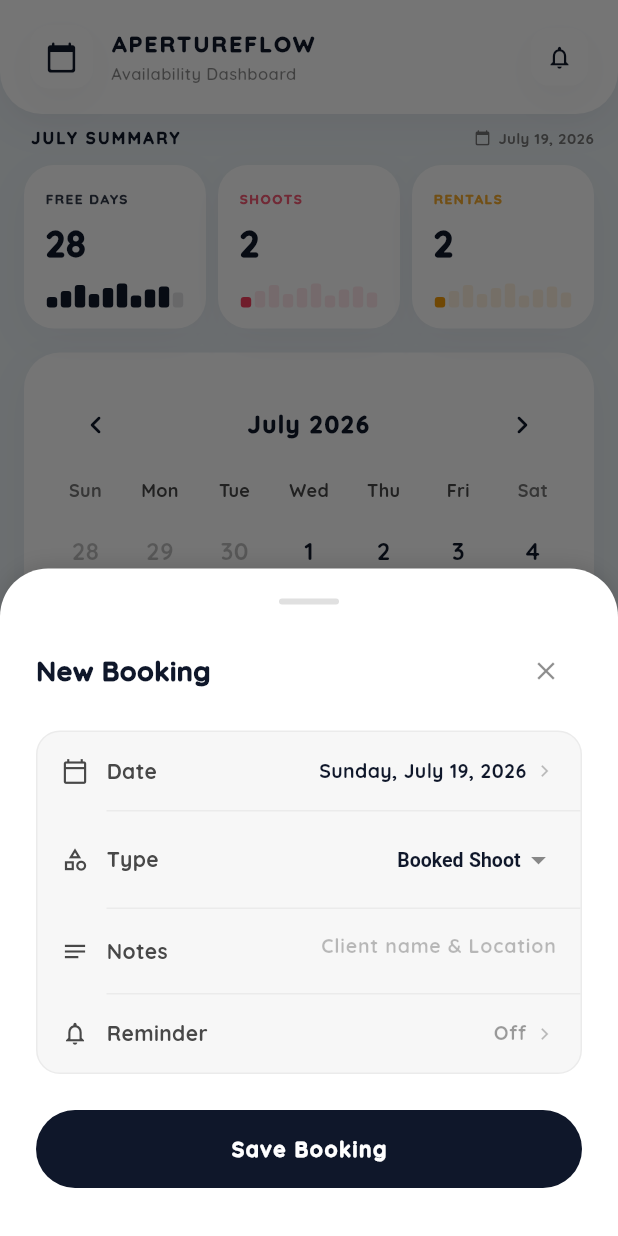
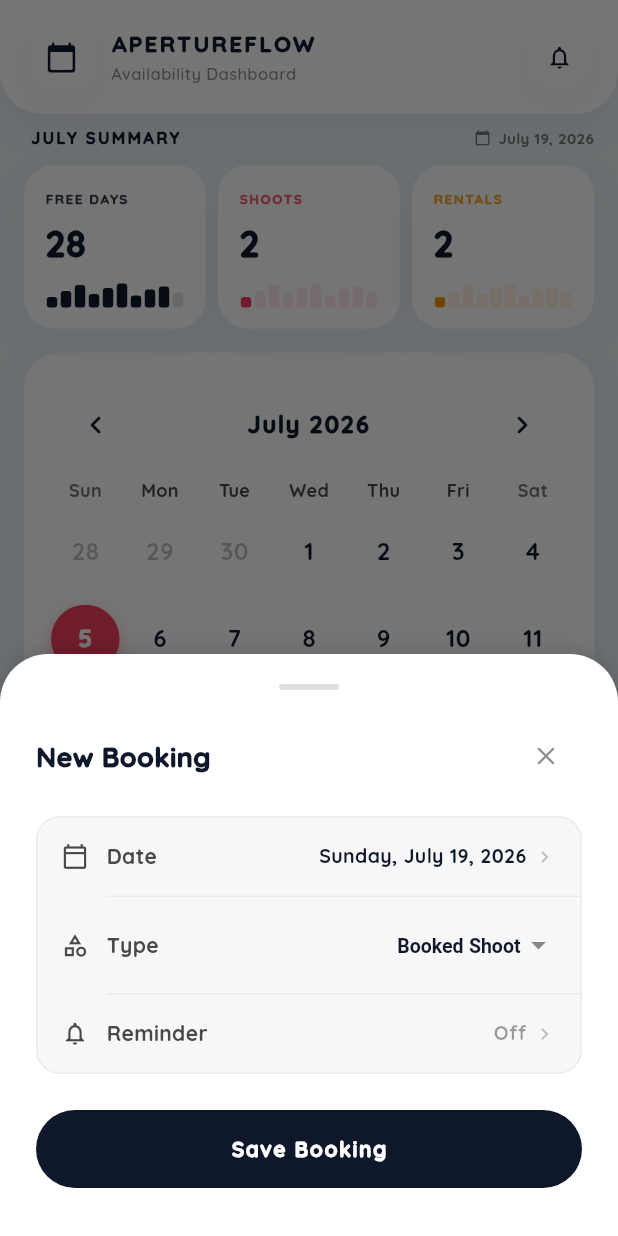
Before and after one commit to EdirithanthiriTharushaKawshalya/apertureflow, a Flutter app: the screen it shows after launch, after a tap on "NEW BOOKING", on a phone screen of 412 x 824 dp. Run offline on Flutter 3.47's test engine with Material 3 defaults, Android fonts, the phone set to English and light mode, and no system bars; drawn by our look-alikes of table_calendar; our stand-ins replace cloud_firestore, firebase_core, flutter_local_notifications, flutter_timezone, google_fonts, timezone; accounts and stored records are empty.

Commit message:
refactor: remove unused notes field from CalendarEvent

```diff
--- a/lib/main.dart
+++ b/lib/main.dart
@@ -99,7 +99,7 @@
       return snapshot.docs.map((doc) {
         final data = doc.data() as Map<String, dynamic>?;
         if (data == null) {
-          return CalendarEvent(id: doc.id, date: DateTime.now(), type: 'Booked Shoot', notes: '');
+          return CalendarEvent(id: doc.id, date: DateTime.now(), type: 'Booked Shoot');
         }
         return CalendarEvent.fromFirestore(doc.id, data);
       }).toList();
@@ -140,25 +140,21 @@
         id: 'mock_shoot_1',
         date: DateTime(year, month, 5),
         type: 'Booked Shoot',
-        notes: 'Commercial Fashion Shoot - Studio A (Client: Alexa V.)',
       ),
       CalendarEvent(
         id: 'mock_rental_1',
         date: DateTime(year, month, 12),
         type: 'Equipment Rental',
-        notes: 'Sony FX3 Cinema Camera + 24-70mm GM II (Renter: Dave K.)',
       ),
       CalendarEvent(
         id: 'mock_rental_2',
         date: DateTime(year, month, 12),
         type: 'Equipment Rental',
-        notes: 'Sennheiser Wireless Lav Mic Kit (Renter: Dave K.)',
       ),
       CalendarEvent(
         id: 'mock_shoot_2',
         date: DateTime(year, month, 20),
         type: 'Booked Shoot',
-        notes: 'Sunset Portrait Session - Beachside (Client: The Miller Family)',
       ),
     ]);
     _controller.add(List.from(_bookings));
@@ -180,7 +176,6 @@
       id: DateTime.now().millisecondsSinceEpoch.toString(),
       date: event.date,
       type: event.type,
-      notes: event.notes,
       reminderTime: event.reminderTime,
     );
     _bookings.add(newEvent);
@@ -205,19 +200,17 @@
 }
 
 /// Calendar event model class containing basic identifier, event date,
-/// type classification, and custom details/notes.
+/// and type classification.
 class CalendarEvent {
   final String id;
   final DateTime date;
   final String type; // 'Booked Shoot' or 'Equipment Rental'
-  final String notes;
   final DateTime? reminderTime; // Optional local-notification reminder moment
 
   CalendarEvent({
     required this.id,
     required this.date,
     required this.type,
-    required this.notes,
     this.reminderTime,
   });
 
@@ -225,7 +218,6 @@
   Map<String, dynamic> toFirestore() => {
         'date': Timestamp.fromDate(date),
         'type': type,
-        'notes': notes,
         'reminderTime': reminderTime != null ? Timestamp.fromDate(reminderTime!) : null,
       };
 
@@ -237,7 +229,6 @@
       id: docId,
       date: timestamp.toDate(),
       type: data['type'] as String,
-      notes: data['notes'] as String,
       reminderTime: reminderTimestamp?.toDate(),
     );
   }
@@ -452,28 +443,24 @@
         id: '',
         date: day5,
         type: 'Booked Shoot',
-        notes: 'Commercial Fashion Shoot - Studio A (Client: Alexa V.)',
       ));
 
       await widget.repository.addBooking(CalendarEvent(
         id: '',
         date: day12,
         type: 'Equipment Rental',
-        notes: 'Sony FX3 Cinema Camera + 24-70mm GM II (Renter: Dave K.)',
       ));
 
       await widget.repository.addBooking(CalendarEvent(
         id: '',
         date: day12,
         type: 'Equipment Rental',
-        notes: 'Sennheiser Wireless Lav Mic Kit (Renter: Dave K.)',
       ));
 
       await widget.repository.addBooking(CalendarEvent(
         id: '',
         date: day20,
         type: 'Booked Shoot',
-        notes: 'Sunset Portrait Session - Beachside (Client: The Miller Family)',
       ));
     } catch (e) {
       debugPrint("Error seeding Firestore: $e");
@@ -683,12 +670,7 @@
                                     crossAxisAlignment: CrossAxisAlignment.start,
                                     children: [
                                       Text(
-                                        event.type.toUpperCase(),
-                                        style: TextStyle(color: accent, fontSize: 10, fontWeight: FontWeight.w900, letterSpacing: 0.6),
-                                      ),
-                                      const SizedBox(height: 4),
-                                      Text(
-                                        event.notes,
+                                        event.type,
                                         style: const TextStyle(color: Color(0xFF0F172A), fontSize: 13, fontWeight: FontWeight.bold),
                                         maxLines: 2,
                                         overflow: TextOverflow.ellipsis,
@@ -770,8 +752,6 @@
       builder: (context) {
         DateTime formDate = editingEvent?.date ?? _selectedDay;
         String selectedType = editingEvent?.type ?? 'Booked Shoot';
-        final notesController = TextEditingController(text: editingEvent?.notes ?? '');
-        final notesFocusNode = FocusNode();
         final formKey = GlobalKey<FormState>();
         String? localError;
         DateTime? reminderTime = editingEvent?.reminderTime;
@@ -939,73 +919,6 @@
                                 ],
                               ),
                             ),
-
-                            const Divider(height: 1, color: Color(0xFFEBEBEB), indent: 46),
-
-                            // ROW 3: Notes text input field Row. Only the icon/label area uses a
-                            // tap-to-focus GestureDetector — the TextFormField itself is left
-                            // alone so its own gesture handling (and the on-screen keyboard
-                            // trigger tied to it) isn't intercepted by an ancestor detector.
-                            Padding(
-                              padding: const EdgeInsets.symmetric(horizontal: 16, vertical: 14),
-                              child: Row(
-                                crossAxisAlignment: CrossAxisAlignment.start,
-                                children: [
-                                  GestureDetector(
-                                    behavior: HitTestBehavior.opaque,
-                                    onTap: () => FocusScope.of(context).requestFocus(notesFocusNode),
-                                    child: const Padding(
-                                      padding: EdgeInsets.only(top: 4.0, bottom: 4.0),
-                                      child: Row(
-                                        children: [
-                                          Icon(Icons.notes_outlined, color: Color(0xFF484848), size: 18),
-                                          SizedBox(width: 12),
-                                          Text(
-                                            'Notes',
-                                            style: TextStyle(fontSize: 14, fontWeight: FontWeight.bold, color: Color(0xFF484848)),
-                                          ),
-                                        ],
-                                      ),
-                                    ),
-                                  ),
-                                  const SizedBox(width: 16),
-                                  Expanded(
-                                    child: TextFormField(
-                                      controller: notesController,
-                                      focusNode: notesFocusNode,
-                                      minLines: 1,
-                                      maxLines: null,
-                                      keyboardType: TextInputType.multiline,
-                                      textAlign: TextAlign.end,
-                                      style: const TextStyle(fontSize: 13, fontWeight: FontWeight.bold, color: Color(0xFF0F172A)),
-                                      decoration: InputDecoration(
-                                        hintText: selectedType == 'Booked Shoot'
-                                            ? 'Client name & Location'
-                                            : 'Renter name & gear list',
-                                        hintStyle: const TextStyle(color: Colors.black26, fontSize: 13),
-                                        isDense: true,
-                                        contentPadding: EdgeInsets.zero,
-                                        border: InputBorder.none,
-                                      ),
-                                      validator: (value) {
-                                        if (value == null || value.trim().isEmpty) {
-                                          return 'Please add details.';
-                                        }
-                                        return null;
-                                      },
-                                      onChanged: (_) {
-                                        if (localError != null) {
-                                          setSheetState(() {
-                                            localError = null;
-                                          });
-                                        }
-                                      },
-                                    ),
-                                  ),
-                                ],
-                              ),
-                            ),
-
                             const Divider(height: 1, color: Color(0xFFEBEBEB), indent: 46),
 
                             // ROW 4: Reminder Row
@@ -1177,7 +1090,6 @@
                               id: editingEvent?.id ?? '',
                               date: normDate,
                               type: selectedType,
-                              notes: notesController.text.trim(),
                               reminderTime: reminderTime,
                             );
                             Navigator.pop(context, event);
@@ -1224,7 +1136,6 @@
             reminderTime: resultEvent.reminderTime!,
             eventType: resultEvent.type,
             eventDate: DateFormat('EEEE, MMMM d').format(resultEvent.date),
-            notes: resultEvent.notes,
           );
         } else {
           await NotificationService.instance.cancelReminder(bookingId);
@@ -1676,20 +1587,10 @@
                   crossAxisAlignment: CrossAxisAlignment.start,
                   children: [
                     Text(
-                      event.type.toUpperCase(),
-                      style: TextStyle(
-                        color: accent,
-                        fontSize: 10,
-                        fontWeight: FontWeight.w900,
-                        letterSpacing: 0.8,
-                      ),
-                    ),
-                    const SizedBox(height: 6),
-                    Text(
-                      event.notes,
+                      event.type,
                       style: const TextStyle(
                         color: Color(0xFF0F172A),
-                        fontSize: 13.5,
+                        fontSize: 14.0,
                         fontWeight: FontWeight.bold,
                         height: 1.3,
                       ),
--- a/lib/notification_service.dart
+++ b/lib/notification_service.dart
@@ -80,7 +80,6 @@
     required DateTime reminderTime,
     required String eventType,
     required String eventDate,
-    required String notes,
   }) async {
     await cancelReminder(bookingId);
 
@@ -91,7 +90,7 @@
     await _plugin.zonedSchedule(
       id: _notificationIdFor(bookingId),
       title: '$eventType Reminder',
-      body: '$eventDate — $notes',
+      body: eventDate,
       scheduledDate: scheduledDate,
       notificationDetails: const NotificationDetails(
         android: AndroidNotificationDetails(
```
